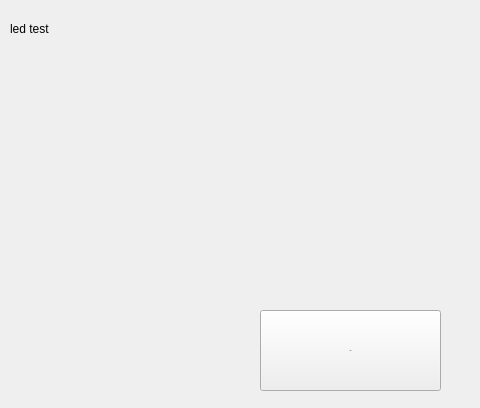
Old version of the form src/screens/led_test.ui in the repository krontech/chronos-gui-2.
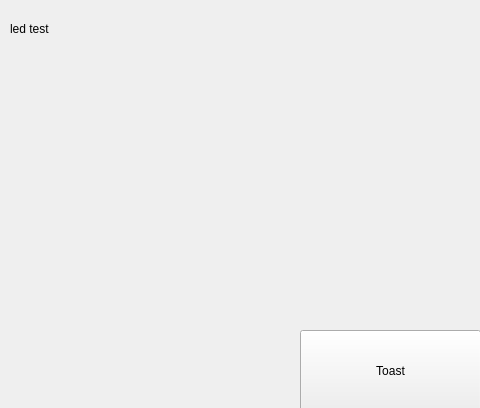
New version of the form. Custom widgets are drawn as their Qt base class.

```diff
--- a/src/screens/led_test.ui
+++ b/src/screens/led_test.ui
@@ -49,19 +49,23 @@
   <widget class="Button" name="button">
    <property name="geometry">
     <rect>
-     <x>260</x>
-     <y>310</y>
+     <x>300</x>
+     <y>330</y>
      <width>181</width>
      <height>81</height>
     </rect>
    </property>
-   <property name="font">
-    <font>
-     <pointsize>-1</pointsize>
-    </font>
-   </property>
    <property name="text">
-    <string>Test</string>
+    <string>Toast</string>
+   </property>
+   <property name="clickMarginRightSetter" stdset="0">
+    <enum>Button::half</enum>
+   </property>
+   <property name="clickMarginTopSetter" stdset="0">
+    <enum>Button::full</enum>
+   </property>
+   <property name="clickMarginBottomSetter" stdset="0">
+    <enum>Button::none</enum>
    </property>
   </widget>
  </widget>
```
